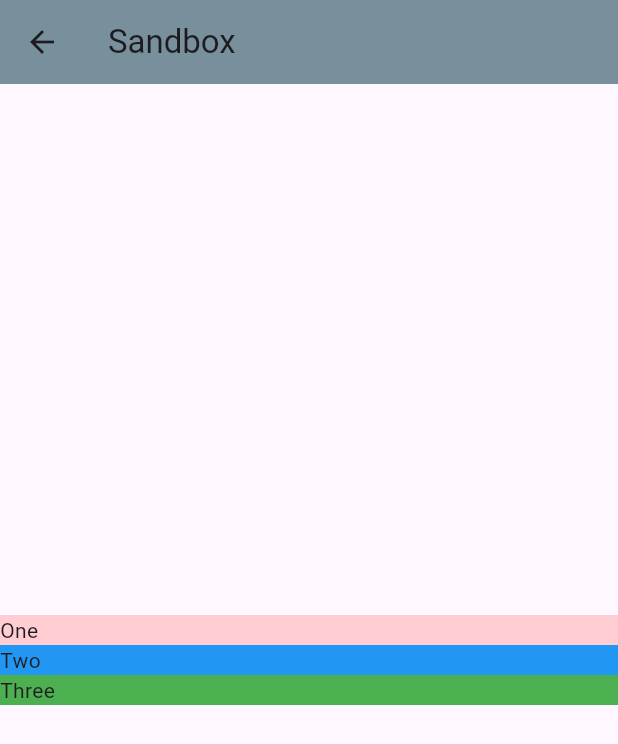
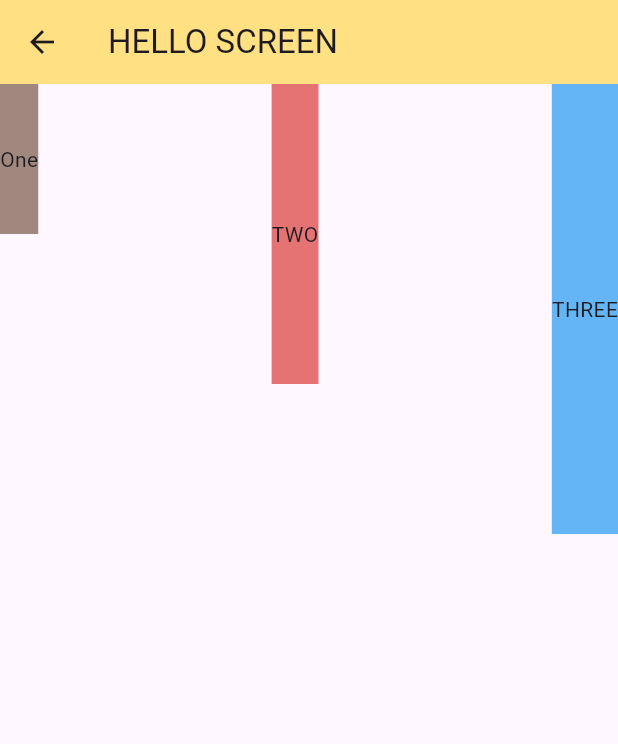
Before and after one commit to sratul/MAD200, a Flutter app: the SandBox screen opened directly, on a phone screen of 412 x 824 dp. Shown: the top 744 px of the screen. Run offline on Flutter 3.47's test engine with Material 3 defaults, Android fonts, the phone set to English and light mode, and no system bars.

Commit message:
rows exercise

```diff
--- a/class_lectures/lib/main.dart
+++ b/class_lectures/lib/main.dart
@@ -20,30 +20,31 @@
   Widget build(BuildContext context) {
     return Scaffold(
       appBar: AppBar(
-        title: const Text('Sandbox'),
-        backgroundColor: Colors.blueGrey[400],
+        title: Text("HELLO SCREEN"),
+        backgroundColor: Colors.amber[200],
       ),
-      // Children Define the column width
-      // Here the largest container: green
-      body: Column(
-        crossAxisAlignment: CrossAxisAlignment.stretch,
-        mainAxisAlignment: MainAxisAlignment.center,
+      body: Row(
+        mainAxisAlignment: MainAxisAlignment.spaceBetween,
+        crossAxisAlignment: CrossAxisAlignment.start,
         children: [
           Container(
-            width: 100,
-            color: Colors.red[100],
-            child: Text("One"),
+            height: 100,
+            color: Colors.brown[300],
+            alignment: Alignment.center,
+            child: const Text("One"),
           ),
           Container(
-            width: 200,
-            color: Colors.blue,
-            child: Text("Two"),
+            height: 200,
+            color: Colors.red[300],
+            alignment: Alignment.center,
+            child: const Text("TWO"),
           ),
           Container(
-            width: 300,
-            color: Colors.green,
-            child: Text("Three"),
-          )
+            height: 300,
+            color: Colors.blue[300],
+            alignment: Alignment.center,
+            child: const Text("THREE"),
+          ),
         ],
       ),
     );
```
Also changed, not shown: class_lectures/lib/coffee_prefs.dart (added, +25 -0 lines), class_lectures/lib/home.dart (+5 -4 lines).
